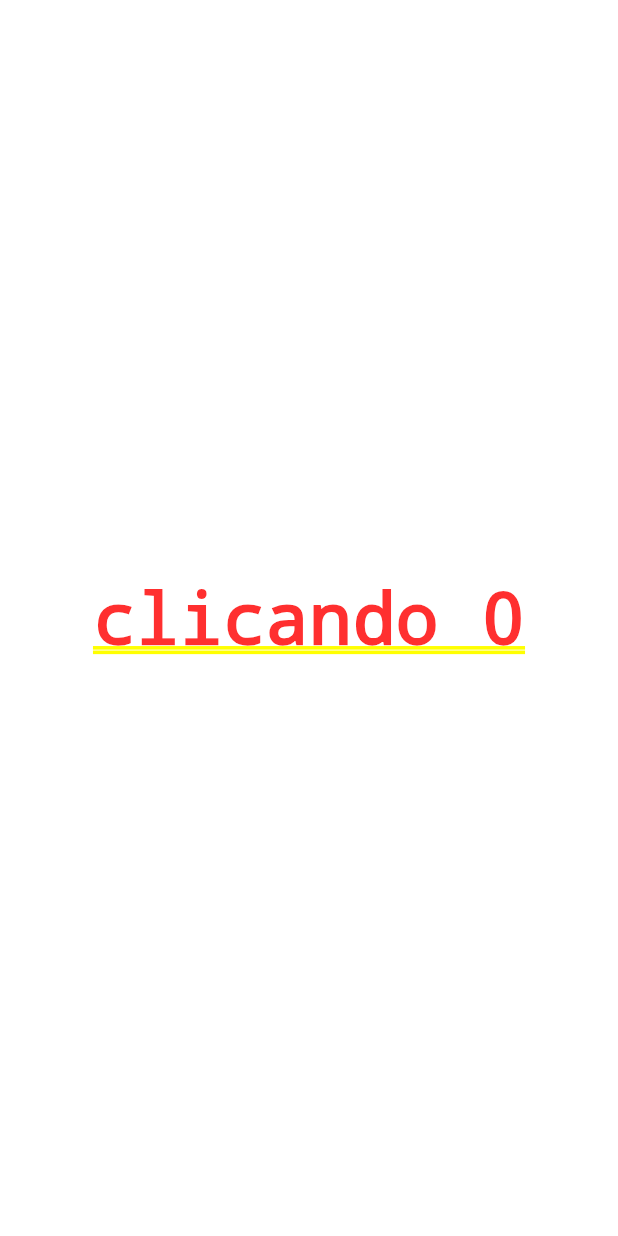
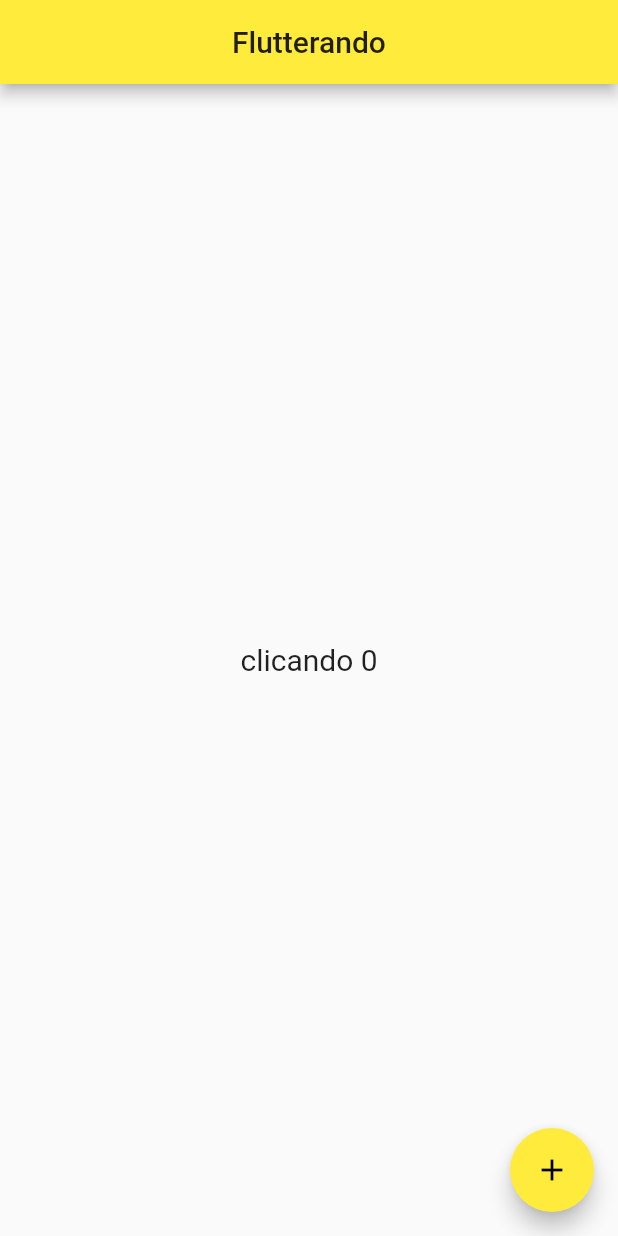
Before and after one commit to iran21/Flutter, a Flutter app: the screen it shows after launch, on a phone screen of 412 x 824 dp. Run offline on Flutter 3.47's test engine with Material 2 defaults, Android fonts, the phone set to English and light mode, and no system bars.

Commit message:
#aula10 - A "cara" do Aplicativo (Scaffold)

```diff
--- a/lib/src/home_page.dart
+++ b/lib/src/home_page.dart
@@ -12,8 +12,12 @@ class HomePageState extends State<HomePage> {
 
   @override
   Widget build(BuildContext context) {
-    return Container(
-      child: Center(
+    return Scaffold(
+      appBar: AppBar(
+        title: Text('Flutterando'),
+        centerTitle: true,
+      ),
+      body: Center(
         child: GestureDetector(
           onTap: () {
             print('clicando');
@@ -21,7 +25,19 @@ class HomePageState extends State<HomePage> {
               count++;
             });
           },
-            child: Text('clicando $count')),
+          child: Text(
+            'clicando $count',
+            style: TextStyle(fontSize: 20),
+          ),
+        ),
+      ),
+      floatingActionButton: FloatingActionButton(
+        onPressed: () {
+          setState(() {
+            count++;
+          });
+        },
+        child: Icon(Icons.add),
       ),
     );
   }
```
Lines whose indentation alone changed are shown as unchanged.
